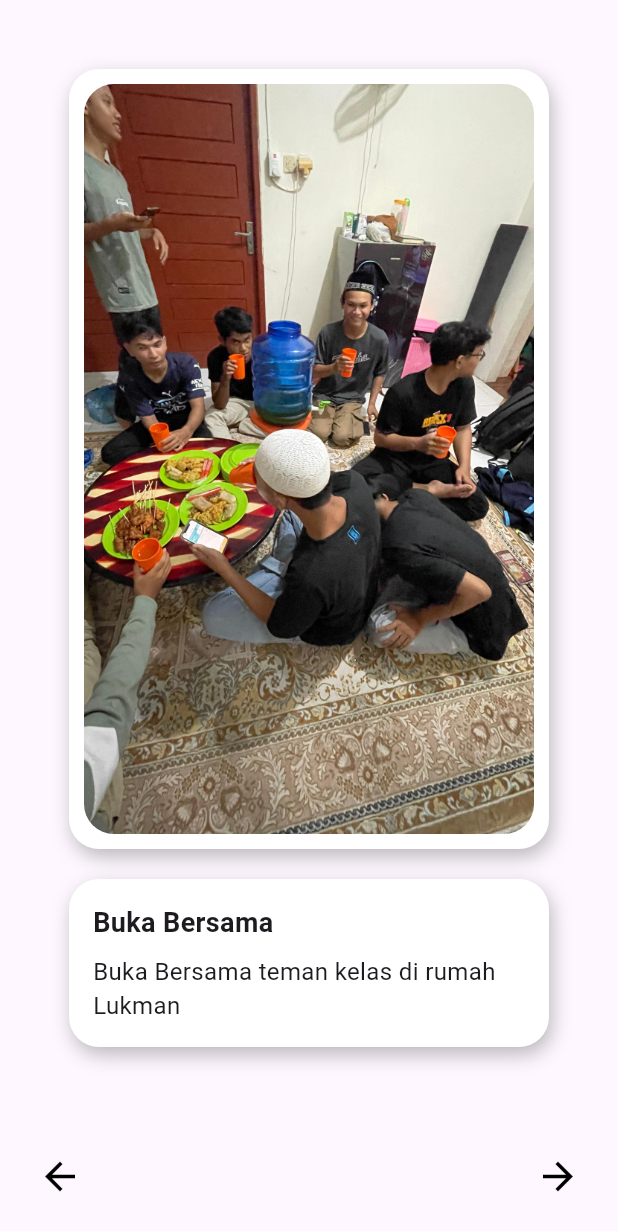
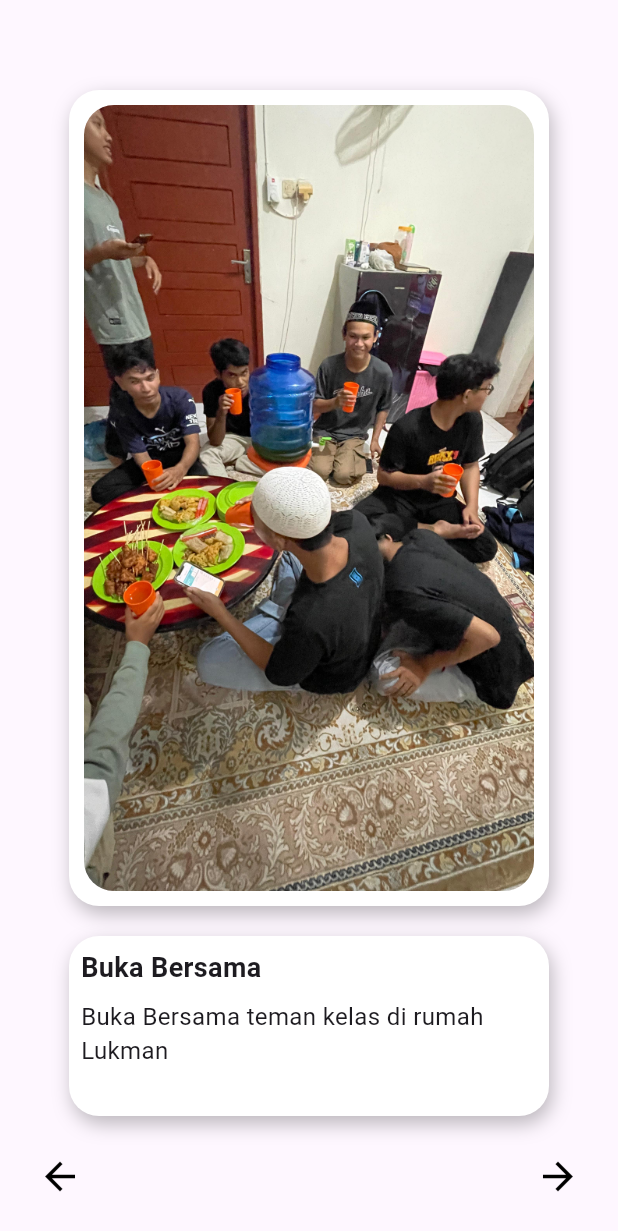
Before and after one commit to BgApii/Activity_Moments, a Flutter app: the screen it shows after launch, on a phone screen of 412 x 824 dp. Shown: the top 1231 px of the screen. Run offline on Flutter 3.47's test engine with Material 3 defaults, Android fonts, the phone set to English and light mode, and no system bars.

Commit message:
more responsif

```diff
--- a/lib/main.dart
+++ b/lib/main.dart
@@ -44,8 +44,8 @@ class ImageGalleryState extends State<ImageGallery> {
     },
     {
       'image': 'assets/images/simatif.jpg',
-      'title': 'Simatif',
-      'description': 'Senam pagi bersama teman-teman simatif',
+      'title': 'SIMATIF',
+      'description': 'Senam pagi bersama teman-teman SIMATIF',
     },
     {
       'image': 'assets/images/bakar_bakar.jpg',
@@ -74,14 +74,24 @@ class ImageGalleryState extends State<ImageGallery> {
 
   @override
   Widget build(BuildContext context) {
+    final isPortrait =
+        MediaQuery.of(context).orientation == Orientation.portrait;
+
     return Scaffold(
       body: Center(
         child: Column(
           mainAxisAlignment: MainAxisAlignment.center,
           children: [
-            _buildImageContainer(),
+            if (isPortrait)
+              SizedBox(
+                height: 60,
+              ), // Add space at the top only in portrait mode
+            Expanded(child: _buildImageContainer()),
             SizedBox(height: 20),
-            _buildDescriptionContainer(),
+            ConstrainedBox(
+              constraints: BoxConstraints(maxHeight: 120),
+              child: _buildDescriptionContainer(),
+            ),
           ],
         ),
       ),
@@ -92,7 +102,6 @@ class ImageGalleryState extends State<ImageGallery> {
   Widget _buildImageContainer() {
     return Container(
       width: 320,
-      height: 520,
       padding: const EdgeInsets.all(10.0),
       decoration: _boxDecoration(),
       child: ClipRRect(
@@ -116,7 +125,7 @@ class ImageGalleryState extends State<ImageGallery> {
   Widget _buildDescriptionContainer() {
     return Container(
       width: 320,
-      padding: const EdgeInsets.all(16.0),
+      padding: const EdgeInsets.all(8.0),
       decoration: _boxDecoration(),
       child: Column(
         crossAxisAlignment: CrossAxisAlignment.start,
```
